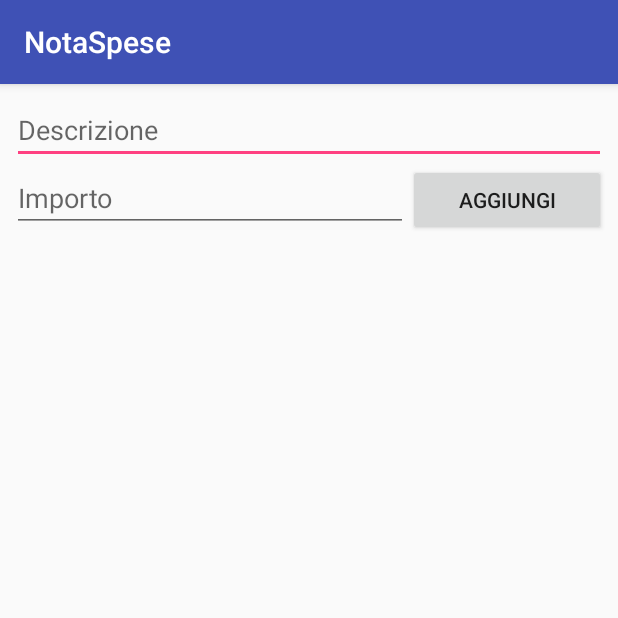
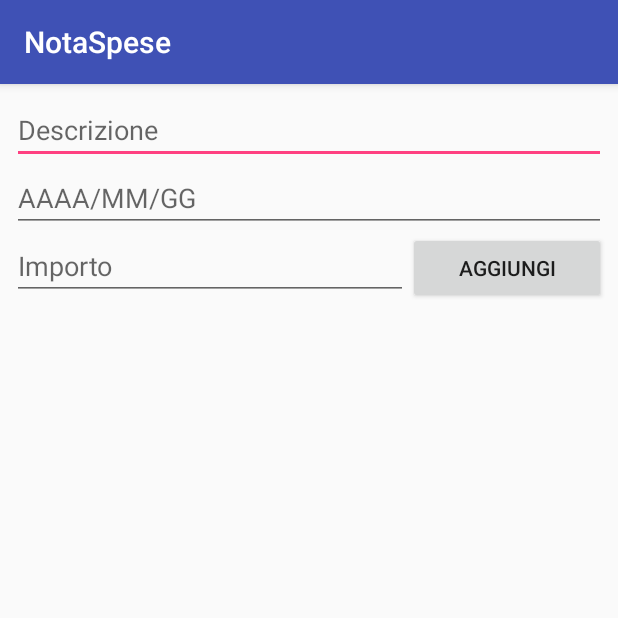
Before and after one commit to pjnroll/NotaSpese, an Android app: the AggiuntaMovimento screen opened directly, with no data from a screen before it, on a phone screen of 412 x 824 dp, the top half of it. Run offline under Robolectric (Android 15) with nearby library versions, the phone set to English and light mode, and no system bars.

```diff
--- a/app/src/main/java/org/altervista/pierluigilaviano/notaspese/AggiuntaMovimento.java
+++ b/app/src/main/java/org/altervista/pierluigilaviano/notaspese/AggiuntaMovimento.java
@@ -9,14 +9,19 @@ import android.widget.EditText;
 import org.altervista.pierluigilaviano.notaspese.helper.DBManager;
 import org.altervista.pierluigilaviano.notaspese.helper.Movimento;
 
+import java.text.DateFormat;
 import java.util.Date;
+import java.util.GregorianCalendar;
 
 import static org.altervista.pierluigilaviano.notaspese.MainActivity.db;
 
+/**
+ * Activity per aggiungere un nuovo Movimento
+ */
 public class AggiuntaMovimento extends AppCompatActivity {
+    private EditText mTxtAggiuntaData;
     private EditText mTxtAggiuntaImporto;
     private EditText mTxtAggiuntaDescrizione;
-    private Button mBtnAggiungi;
 
     @Override
     protected void onCreate(Bundle savedInstanceState) {
@@ -27,7 +32,7 @@ public class AggiuntaMovimento extends AppCompatActivity {
 
         mTxtAggiuntaImporto = findViewById(R.id.txtAggiuntaImporto);
         mTxtAggiuntaDescrizione = findViewById(R.id.txtAggiuntaDescrizione);
-        mBtnAggiungi = findViewById(R.id.btnAggiungi);
+        Button mBtnAggiungi = findViewById(R.id.btnAggiungi);
         mBtnAggiungi.setOnClickListener(new View.OnClickListener() {
             @Override
             public void onClick(View view) {
@@ -38,8 +43,20 @@ public class AggiuntaMovimento extends AppCompatActivity {
         });
     }
 
+    /**
+     * Aggiunge un movimento al database
+     */
     public void aggiungiMovimento() {
-        long data = new Date().getTime();
+        mTxtAggiuntaData = findViewById(R.id.txtAggiuntaData);
+        long data;
+        if (!mTxtAggiuntaData.getText().toString().isEmpty()) {
+            String[] dataArray;
+            String dataStringa = mTxtAggiuntaData.getText().toString();
+            dataArray = dataStringa.split("/");
+            data = new GregorianCalendar(Integer.parseInt(dataArray[0]), (Integer.parseInt(dataArray[1]) - 1), Integer.parseInt(dataArray[2])).getTime().getTime();
+        } else {
+            data = new Date().getTime();
+        }
         String descrizione = mTxtAggiuntaDescrizione.getText().toString();
         double importo = Double.parseDouble(mTxtAggiuntaImporto.getText().toString());
 
--- a/app/src/main/res/layout/activity_aggiunta_movimento.xml
+++ b/app/src/main/res/layout/activity_aggiunta_movimento.xml
@@ -11,6 +11,12 @@
         android:layout_width="match_parent"
         android:layout_height="wrap_content"
         android:hint="Descrizione"/>
+
+    <EditText
+        android:id="@+id/txtAggiuntaData"
+        android:layout_width="match_parent"
+        android:layout_height="wrap_content"
+        android:hint="AAAA/MM/GG" />
 
     <LinearLayout
         android:id="@+id/llAggiuntaMovimento1"
```
